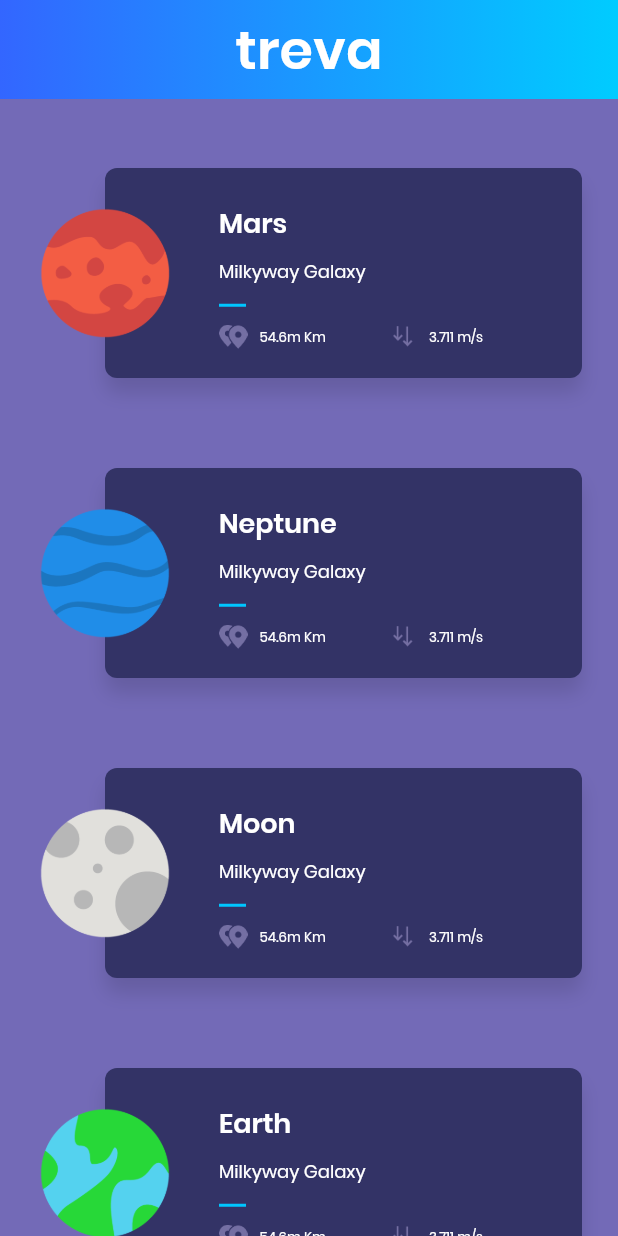
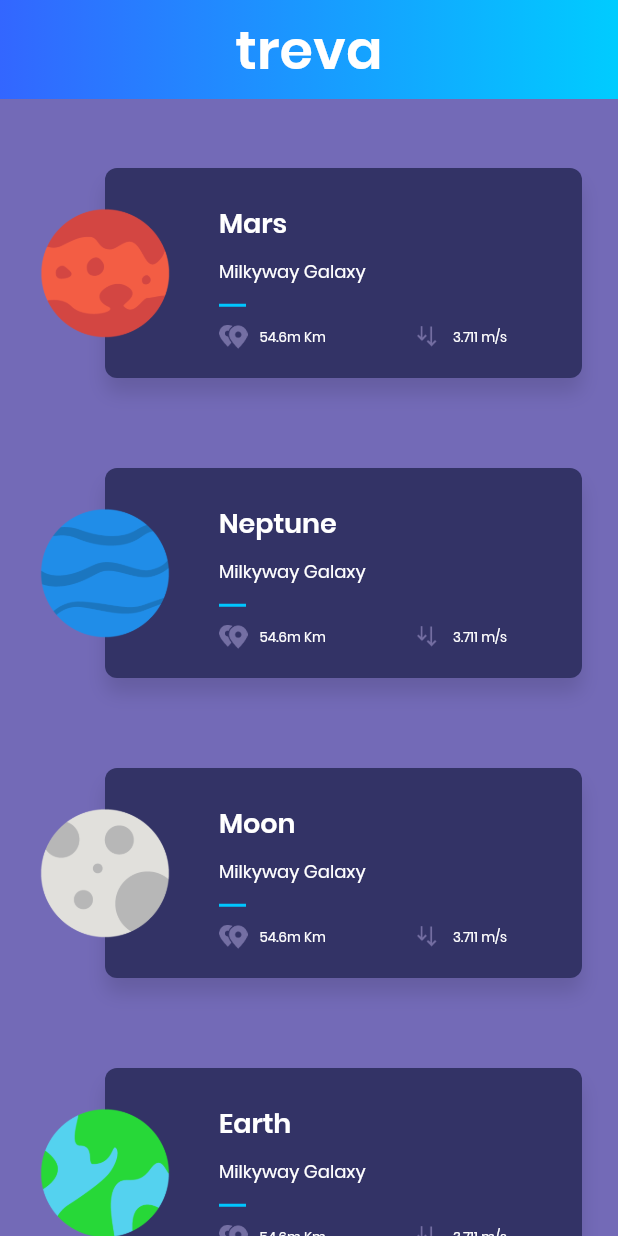
Before and after one commit to rohan20/flutter-planets-app, a Flutter app: the screen it shows after launch, on a phone screen of 412 x 824 dp. Run offline on Flutter 3.47's test engine with Material 2 defaults, Android fonts, the phone set to English and light mode, and no system bars.

Commit message:
updated planetCardContent based on orientation of card

```diff
--- a/lib/ui/home/PlanetRow.dart
+++ b/lib/ui/home/PlanetRow.dart
@@ -47,11 +47,11 @@ class PlanetSummary extends StatelessWidget {
     }
 
     final planetCardContent = new Container(
-      margin: const EdgeInsets.fromLTRB(76.0, 16.0, 16.0, 16.0),
+      margin: new EdgeInsets.fromLTRB(isHorizontalLayout ? 76.0 : 16.0, isHorizontalLayout ? 16.0 : 42.0, 16.0, 16.0),
       constraints: new BoxConstraints.expand(),
       child: new Column(
         mainAxisAlignment: MainAxisAlignment.center,
-        crossAxisAlignment: CrossAxisAlignment.start,
+        crossAxisAlignment: isHorizontalLayout ? CrossAxisAlignment.start : CrossAxisAlignment.center,
         children: <Widget>[
           new Container(
             height: 4.0,
@@ -74,13 +74,20 @@ class PlanetSummary extends StatelessWidget {
             color: new Color(0xff00c6ff),
           ),
           new Row(
+            mainAxisAlignment: MainAxisAlignment.center,
             children: <Widget>[
               new Expanded(
-                  child: _setPlanetSubData(
-                      planet.distance, "assets/img/ic_distance.png")),
+                child: _setPlanetSubData(
+                    planet.distance, "assets/img/ic_distance.png"),
+                flex: isHorizontalLayout ? 1 : 0,
+              ),
+              new Container(
+                width: 32.0,
+              ),
               new Expanded(
                   child: _setPlanetSubData(
-                      planet.gravity, "assets/img/ic_gravity.png")),
+                      planet.gravity, "assets/img/ic_gravity.png"),
+                  flex: isHorizontalLayout ? 1 : 0),
             ],
           )
         ],
@@ -105,7 +112,10 @@ class PlanetSummary extends StatelessWidget {
 
     final planetThumbnail = new Container(
       margin: new EdgeInsets.symmetric(vertical: 16.0),
-      alignment: FractionalOffset.centerLeft,
+      alignment: isHorizontalLayout
+          ? FractionalOffset.centerLeft
+          : FractionalOffset.center,
+//      alignment: FractionalOffset.centerLeft,
       child: new Hero(
         tag: "planet-hero-${planet.id}",
         child: new Image(
```
